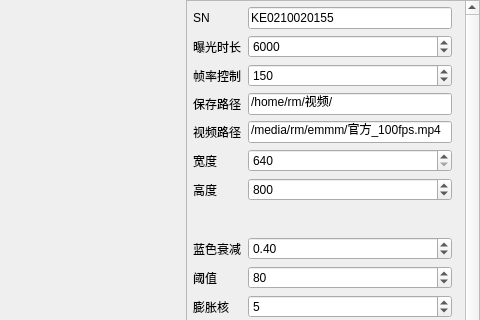
Old version of the form mainwindow.ui in the repository mrwang-19/HNU_RMUT_Vision; both pictures show x 544 to 1024 and y 0 to 320 of the 1024 by 600 pixel window.
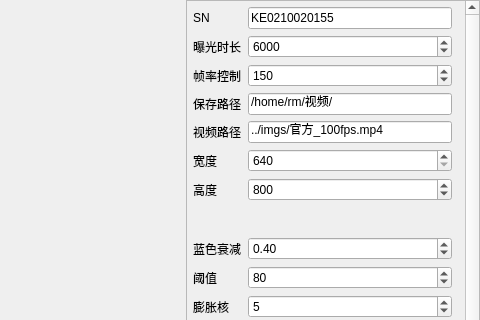
New version of the form. Custom widgets are drawn as their Qt base class.

Commit message: 准备开源

Patch:
```diff
--- a/mainwindow.ui
+++ b/mainwindow.ui
@@ -388,7 +388,7 @@
        <item row="4" column="1">
         <widget class="QLineEdit" name="videoPathEdit">
          <property name="text">
-          <string>/media/rm/emmm/官方_100fps.mp4</string>
+          <string>../imgs/官方_100fps.mp4</string>
          </property>
         </widget>
        </item>
```
